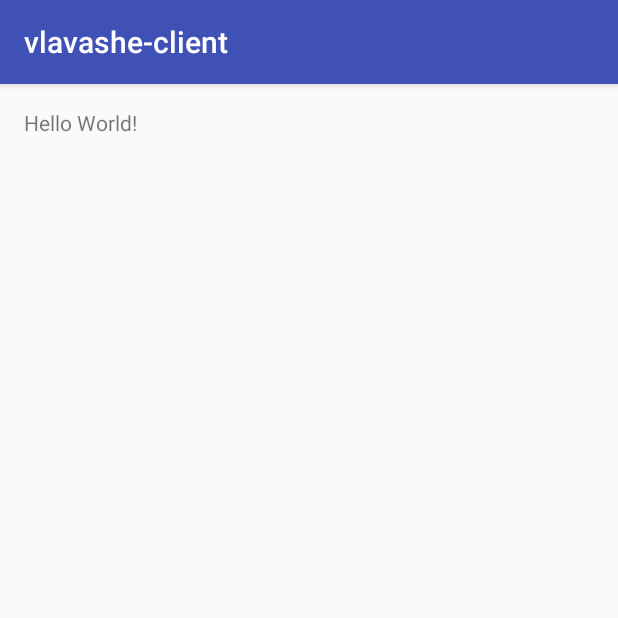
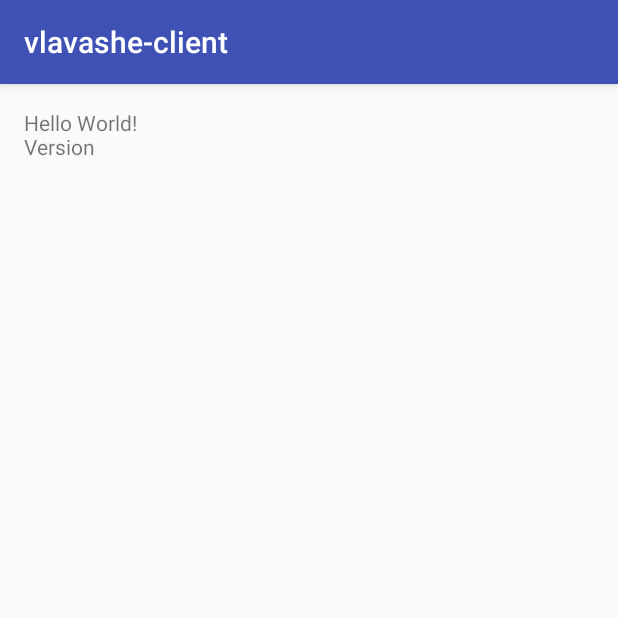
Before and after one commit to TeamLavash/vlavashe-client, an Android app: the screen it shows after launch (MainActivity), on a phone screen of 412 x 824 dp, the top half of it. Run offline under Robolectric (Android 15) with nearby library versions, the phone set to English and light mode, and no system bars; 1 statement that could not run was skipped.

Commit message:
Added text view with app version.

```diff
--- a/app/src/main/java/com/example/kormick/vlavashe_client/MainActivity.java
+++ b/app/src/main/java/com/example/kormick/vlavashe_client/MainActivity.java
@@ -2,6 +2,7 @@ package com.example.kormick.vlavashe_client;
 
 import android.support.v7.app.AppCompatActivity;
 import android.os.Bundle;
+import android.widget.TextView;
 
 public class MainActivity extends AppCompatActivity {
 
@@ -9,5 +10,8 @@ public class MainActivity extends AppCompatActivity {
     protected void onCreate(Bundle savedInstanceState) {
         super.onCreate(savedInstanceState);
         setContentView(R.layout.activity_main);
+
+        TextView versionView = (TextView)findViewById(R.id.textView2);
+        versionView.setText(Version.version);
     }
 }
--- a/app/src/main/res/layout/activity_main.xml
+++ b/app/src/main/res/layout/activity_main.xml
@@ -14,4 +14,16 @@
         android:layout_width="wrap_content"
         android:layout_height="wrap_content"
         android:text="Hello World!" />
+
+    <TextView
+        android:text="Version"
+        android:layout_width="wrap_content"
+        android:layout_height="wrap_content"
+        android:layout_below="@+id/textView"
+        android:layout_alignParentLeft="true"
+        android:layout_alignParentStart="true"
+        android:layout_marginTop="16dp"
+        android:id="@+id/textView2"
+        android:layout_alignRight="@+id/textView"
+        android:layout_alignEnd="@+id/textView" />
 </RelativeLayout>
```
